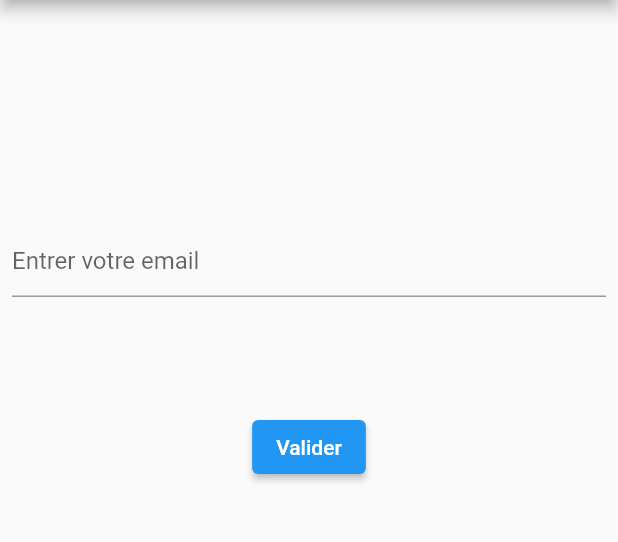
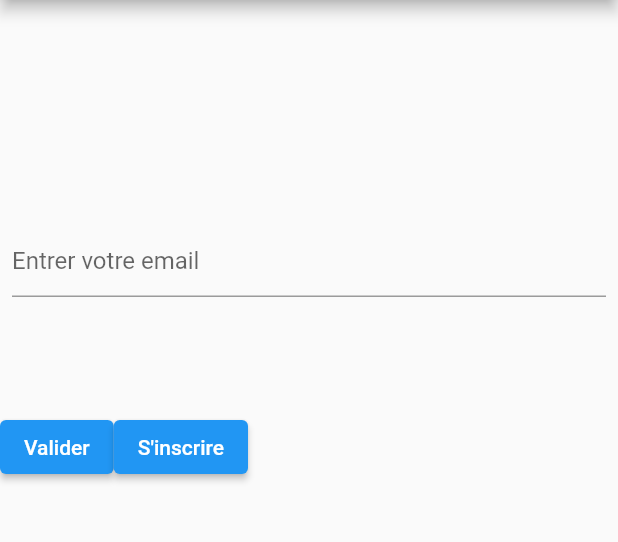
Before and after one commit to polo5922/GoStyle, a Flutter app: the screen it shows after launch, on a phone screen of 412 x 824 dp, the part 84-626 px from its top. Run offline on Flutter 3.47's test engine with Material 2 defaults, Android fonts, the phone set to English and light mode, and no system bars; missing offline and left inert: flutter_barcode_scanner.

Commit message:
add sign up btn

```diff
--- a/lib/main.dart
+++ b/lib/main.dart
@@ -67,7 +67,9 @@ class _MyEmailInputState extends State<MyEmailInput> {
             ),
           ),
           Center(
-            child: Padding(
+            child: Row(
+              children: [
+                Padding(
                   padding: const EdgeInsets.symmetric(vertical: 16.0),
                   child: ElevatedButton(
                     onPressed: () {
@@ -84,6 +86,22 @@ class _MyEmailInputState extends State<MyEmailInput> {
                     child: Text('Valider'),
                   ),
                 ),
+                ElevatedButton(
+                  onPressed: () {
+                    // Validate will return true if the form is valid, or false if
+                    // the form is invalid.
+                    if (_formKey.currentState.validate()) {
+                      Navigator.push(
+                          context,
+                          MaterialPageRoute(
+                              builder: (context) =>
+                                  HomePage(email: myController.text)));
+                    }
+                  },
+                  child: Text('S\'inscrire'),
+                ),
+              ],
+            ),
           ),
         ],
       ),
```
Also changed, not shown: lib/register.dart (added). Lines whose indentation alone changed are shown as unchanged.
